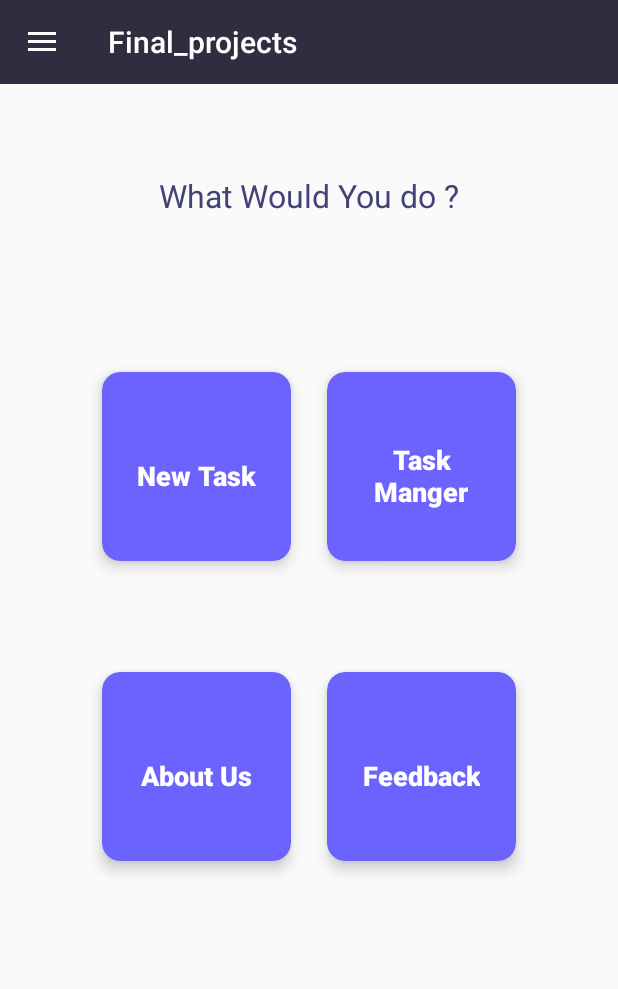
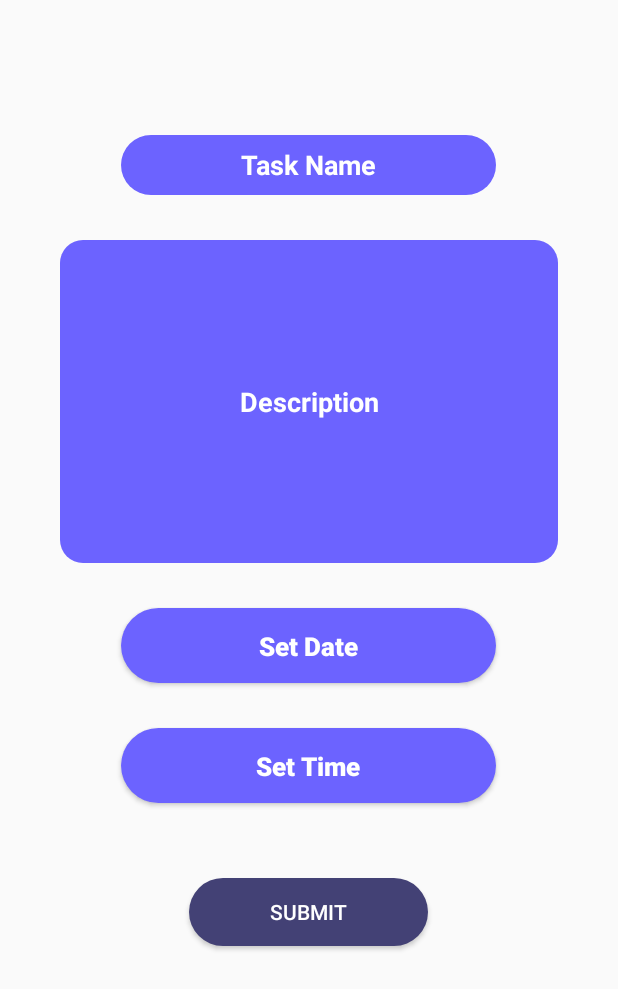
Before and after one commit to salemawad/Mahami_app, an Android app: the Home_Fragment screen opened directly, with no data from a screen before it, after a tap on "New Task", on a phone screen of 412 x 824 dp. Shown: the top 989 px of the screen. Run offline under Robolectric (Android 15) with nearby library versions, the phone set to English and light mode, and no system bars; our stand-ins replace Firebase (no records; nobody signed in at launch, a user with empty details on screens opened directly); Roboto replaces fonts that are not available here.

```diff
--- a/app/src/main/AndroidManifest.xml
+++ b/app/src/main/AndroidManifest.xml
@@ -9,7 +9,7 @@
         android:roundIcon="@mipmap/ic_launcher_round"
         android:supportsRtl="true"
         android:theme="@style/Theme.Final_projects">
-        <activity android:name=".Splash_Screen_1"/>
+        <activity android:name=".New_Task"/>
         <activity android:name=".Feedback_Ativity"/>
         <activity android:name=".Splah_Dilog" />
         <activity android:name=".Login_Sing_up_Activity" />
@@ -17,7 +17,7 @@
         <activity
             android:name=".MainActivity"
             android:theme="@style/Theme.Final_projects.NoActionBar" />
-        <activity android:name=".New_Task">
+        <activity android:name=".Splash_Screen_1">
             <intent-filter>
                 <action android:name="android.intent.action.MAIN" />
 
--- a/app/src/main/java/com/example/final_projects/Fragment/Home_Fragment.java
+++ b/app/src/main/java/com/example/final_projects/Fragment/Home_Fragment.java
@@ -1,5 +1,6 @@
 package com.example.final_projects.Fragment;
 
+import android.content.Intent;
 import android.os.Bundle;
 import android.view.LayoutInflater;
 import android.view.View;
@@ -11,6 +12,8 @@ import androidx.annotation.Nullable;
 import androidx.cardview.widget.CardView;
 import androidx.fragment.app.Fragment;
 
+import com.example.final_projects.Feedback_Ativity;
+import com.example.final_projects.New_Task;
 import com.example.final_projects.R;
 
 public class Home_Fragment extends Fragment {
@@ -24,7 +27,19 @@ public class Home_Fragment extends Fragment {
         new_text.setOnClickListener(new View.OnClickListener() {
             @Override
             public void onClick(View v) {
-                Toast.makeText(getActivity(), "00000000", Toast.LENGTH_SHORT).show();
+                Intent intent=new Intent(getActivity(), New_Task.class);
+                startActivity(intent);
+
+            }
+        });
+
+        final CardView feedback = view.findViewById(R.id.feedback);
+        feedback.setOnClickListener(new View.OnClickListener() {
+            @Override
+            public void onClick(View v) {
+                Intent intent=new Intent(getActivity(), Feedback_Ativity.class);
+                startActivity(intent);
+
             }
         });
     return view;
--- a/app/src/main/res/layout/activity_new__task.xml
+++ b/app/src/main/res/layout/activity_new__task.xml
@@ -59,7 +59,7 @@
         android:layout_marginTop="30sp"
         android:background="@drawable/edite_text"
         android:gravity="center_horizontal"
-        android:hint="@string/set_data"
+        android:hint="@string/set_timer"
         android:paddingTop="13dp"
         android:textAlignment="center"
         android:textColor="@color/white"
--- a/app/src/main/res/values/strings.xml
+++ b/app/src/main/res/values/strings.xml
@@ -14,7 +14,7 @@
     <string name="Bio">Bio</string>
     <string name="Profile">Profile</string>
     <string name="user_name">User Name</string>
-    <string name="set_data">Set Data</string>
+    <string name="set_data">Set Date</string>
     <string name="Submit">Submit</string>
     <string name="task_name">Task Name</string>
     <string name="description">Description</string>
@@ -23,6 +23,7 @@
     <string name="send_feed" >Send</string>
     <string name="Discrip">What is your impression of the application</string>
     <string name="add_a_comment">Add Feedback</string>
+    <string name="set_timer">Set Time</string>
 
 
 </resources>
```
